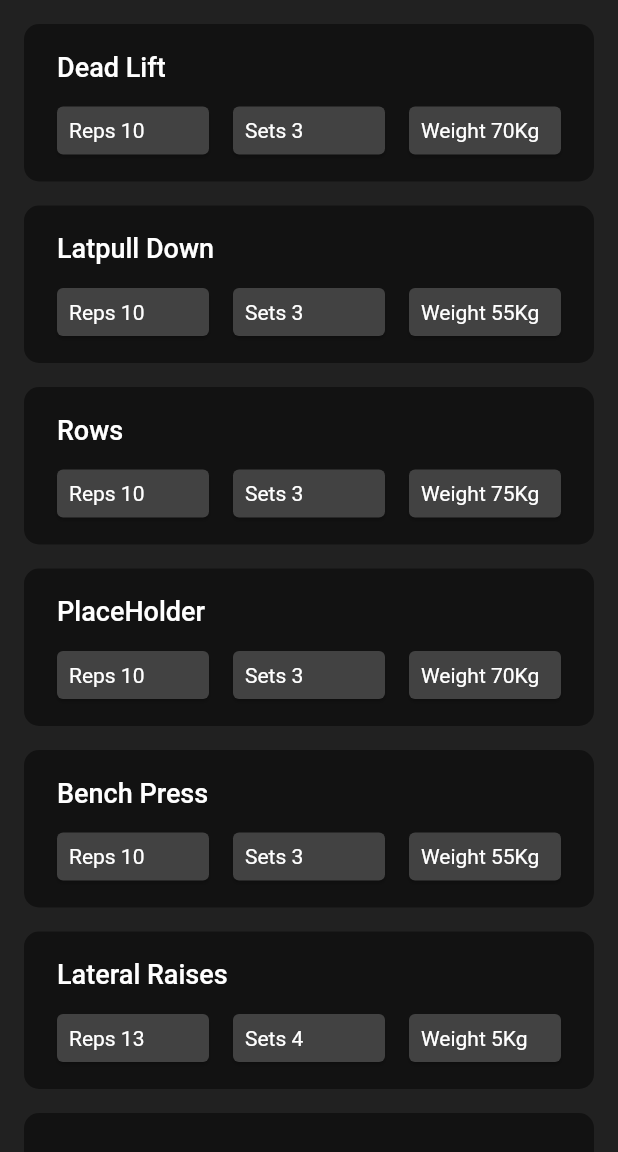
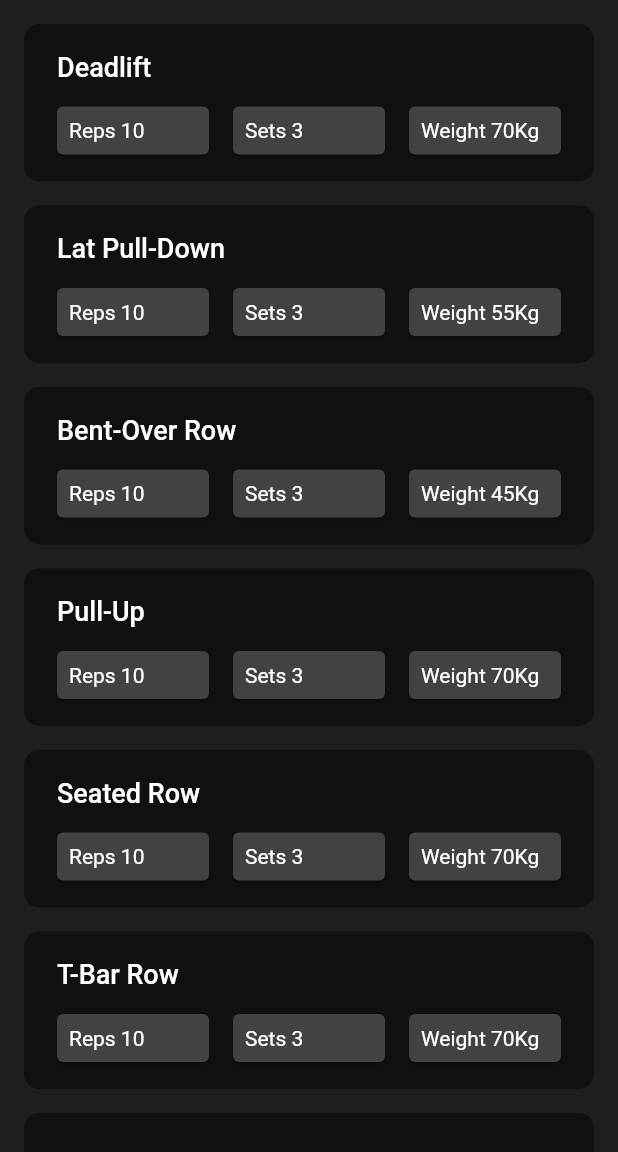
Before and after one commit to RafihYahya/WorkOut_Flutter_APP_V01_ALPHA, a Flutter app: the RemExec screen opened directly with empty values, on a phone screen of 412 x 824 dp, the part 84-1236 px from its top. Run offline on Flutter 3.47's test engine with Material 2 defaults, Android fonts, the phone set to English and light mode, and no system bars; our stand-ins replace google_nav_bar.

Commit message:
minor_improv

```diff
--- a/lib/Comp/my_drawer.dart
+++ b/lib/Comp/my_drawer.dart
@@ -10,11 +10,11 @@ class my_drawer extends StatelessWidget {
   Widget build(BuildContext context) {
     return Drawer(
       width: 275,
-      backgroundColor: Colors.grey.shade900,
+      backgroundColor: const Color.fromARGB(255, 30, 30, 30),
       child: ListView(
         children: [
           const DrawerHeader(
-              decoration: BoxDecoration(color: Color.fromARGB(255, 19, 19, 19)),
+              decoration: BoxDecoration(color: Color.fromARGB(255, 15, 15, 15)),
               child: Center(
                   child: Icon(
                 Icons.flutter_dash,
--- a/lib/data/exec_desc.dart
+++ b/lib/data/exec_desc.dart
@@ -6,9 +6,10 @@ class Description {
   final String desc;
   final String danger;
 
-  Description(
-      {this.image,
-      required this.title,
-      required this.desc,
-      required this.danger});
+  Description({
+    required this.title,
+    required this.desc,
+    required this.danger,
+    this.image,
+  });
 }
--- a/lib/data/workoutlist.dart
+++ b/lib/data/workoutlist.dart
@@ -9,37 +9,58 @@ class WorkOutList extends ChangeNotifier {
       name: 'Back Workout',
       exercise: [
         Exercise(
-            name: 'Dead Lift',
+            name: 'Deadlift ',
             wheight: '70Kg',
             reps: '10',
             sets: '3',
             desc: Description(
-                title: 'DEAD LIFT',
+                title: 'DEADLIFT',
                 desc: 'Somethign something life is sad ok ok',
                 danger: 'HARD')),
         Exercise(
-            name: 'Latpull Down',
+            name: 'Lat Pull-Down',
             wheight: '55Kg',
             reps: '10',
             sets: '3',
             desc: Description(
-                title: 'LatPullDown',
+                title: 'Lat Pull-Down',
                 desc: 'Lat pull down pull the lat down thats about it',
                 danger: 'EASY')),
         Exercise(
-            name: 'Rows',
-            wheight: '75Kg',
+            name: 'Bent-Over Row',
+            wheight: '45Kg',
             reps: '10',
             sets: '3',
             desc: Description(
-                title: 'Placeholder', desc: 'Placeholder', danger: 'EASY')),
+                title: 'Bent-Over Row', desc: 'Placeholder', danger: 'EASY')),
         Exercise(
-            name: 'PlaceHolder',
+            name: 'Pull-Up',
             wheight: '70Kg',
             reps: '10',
             sets: '3',
             desc: Description(
-                title: 'Placeholder', desc: 'Placeholder', danger: 'EASY'))
+                title: 'Pull-Up', desc: 'Placeholder', danger: 'EASY')),
+        Exercise(
+            name: 'Seated Row',
+            wheight: '70Kg',
+            reps: '10',
+            sets: '3',
+            desc: Description(
+                title: 'Seated Row', desc: 'Placeholder', danger: 'EASY')),
+        Exercise(
+            name: 'T-Bar Row',
+            wheight: '70Kg',
+            reps: '10',
+            sets: '3',
+            desc: Description(
+                title: 'T-Bar Row', desc: 'Placeholder', danger: 'EASY')),
+        Exercise(
+            name: 'Biceps Curls',
+            wheight: '30Kg',
+            reps: '10',
+            sets: '3',
+            desc: Description(
+                title: 'Biceps Curls', desc: 'Placeholder', danger: 'EASY'))
       ],
     ),
     Workout(
@@ -51,21 +72,74 @@ class WorkOutList extends ChangeNotifier {
             reps: '10',
             sets: '3',
             desc: Description(
-                title: 'Placeholder', desc: 'Placeholder', danger: 'EASY')),
+                title: 'Bench Press', desc: 'Placeholder', danger: 'EASY')),
         Exercise(
             name: 'Lateral Raises',
             wheight: '5Kg',
             reps: '13',
             sets: '4',
             desc: Description(
-                title: 'Placeholder', desc: 'Placeholder', danger: 'EASY')),
+                title: 'Lateral Raises', desc: 'Placeholder', danger: 'EASY')),
         Exercise(
-            name: 'Dumpbell Press',
+            name: 'Chest fly',
             wheight: '55Kg',
             reps: '10',
             sets: '3',
             desc: Description(
-                title: 'Placeholder', desc: 'Placeholder', danger: 'EASY'))
+                title: 'Chest fly', desc: 'Placeholder', danger: 'EASY')),
+        Exercise(
+            name: 'Push-up',
+            wheight: '55Kg',
+            reps: '10',
+            sets: '3',
+            desc: Description(
+                title: 'Chest fly', desc: 'Placeholder', danger: 'EASY')),
+        Exercise(
+            name: 'Dumbbell Bench Press',
+            wheight: '55Kg',
+            reps: '10',
+            sets: '3',
+            desc: Description(
+                title: 'Dumbbell Bench press',
+                desc: 'Placeholder',
+                danger: 'EASY')),
+        Exercise(
+            name: 'Chest Dip',
+            wheight: '75Kg',
+            reps: '10',
+            sets: '3',
+            desc: Description(
+                title: 'Chest Dip', desc: 'Placeholder', danger: 'EASY')),
+        Exercise(
+            name: 'Machine Fly',
+            wheight: '55Kg',
+            reps: '10',
+            sets: '3',
+            desc: Description(
+                title: 'Machine Fly', desc: 'Placeholder', danger: 'EASY')),
+        Exercise(
+            name: 'Overhead Press',
+            wheight: '55Kg',
+            reps: '10',
+            sets: '3',
+            desc: Description(
+                title: 'Overhead Press', desc: 'Placeholder', danger: 'EASY')),
+        Exercise(
+            name: 'Push-Down',
+            wheight: '85Kg',
+            reps: '10',
+            sets: '3',
+            desc: Description(
+                title: 'Push-Down', desc: 'Placeholder', danger: 'EASY')),
+        Exercise(
+            name: 'Triceps Extension',
+            wheight: '35Kg',
+            reps: '10',
+            sets: '3',
+            desc: Description(
+                title: 'Triceps Extension',
+                desc: 'Placeholder',
+                danger: 'EASY')),
       ],
     ),
     Workout(
@@ -84,7 +158,65 @@ class WorkOutList extends ChangeNotifier {
             reps: '10',
             sets: '3',
             desc: Description(
-                title: 'Placeholder', desc: 'Placeholder', danger: 'EASY'))
+                title: 'Squat', desc: 'Placeholder', danger: 'EASY')),
+        Exercise(
+            name: 'Hip Thrusts',
+            wheight: '70Kg',
+            reps: '10',
+            sets: '3',
+            desc: Description(
+                title: 'Hip Thrusts', desc: 'Placeholder', danger: 'EASY')),
+        Exercise(
+            name: 'Lunges ',
+            wheight: '70Kg',
+            reps: '10',
+            sets: '3',
+            desc: Description(
+                title: 'Lunges ', desc: 'Placeholder', danger: 'EASY')),
+        Exercise(
+            name: 'Romanian Deadlift',
+            wheight: '70Kg',
+            reps: '10',
+            sets: '3',
+            desc: Description(
+                title: 'Romanian Deadlift',
+                desc: 'Placeholder',
+                danger: 'EASY')),
+        Exercise(
+            name: 'Split Squat',
+            wheight: '70Kg',
+            reps: '10',
+            sets: '3',
+            desc: Description(
+                title: 'Split Squat', desc: 'Placeholder', danger: 'EASY')),
+        Exercise(
+            name: 'Calf Raises',
+            wheight: '70Kg',
+            reps: '10',
+            sets: '3',
+            desc: Description(
+                title: 'Calf Raises', desc: 'Placeholder', danger: 'EASY')),
+        Exercise(
+            name: 'Glute Bridges',
+            wheight: '70Kg',
+            reps: '10',
+            sets: '3',
+            desc: Description(
+                title: 'Glute Bridges', desc: 'Placeholder', danger: 'EASY')),
+        Exercise(
+            name: 'Step-Ups',
+            wheight: '70Kg',
+            reps: '10',
+            sets: '3',
+            desc: Description(
+                title: 'Step-Ups', desc: 'Placeholder', danger: 'EASY')),
+        Exercise(
+            name: 'Side Lunges',
+            wheight: '70Kg',
+            reps: '10',
+            sets: '3',
+            desc: Description(
+                title: 'Side Lunges', desc: 'Placeholder', danger: 'EASY')),
       ],
     )
   ];
--- a/lib/main.dart
+++ b/lib/main.dart
@@ -9,10 +9,10 @@ import 'package:provider/provider.dart';
 
 import 'data/gnavcustom.dart';
 
-void main() => runApp(const CofeeApp());
+void main() => runApp(const WorkoutApp());
 
-class CofeeApp extends StatelessWidget {
-  const CofeeApp({Key? key}) : super(key: key);
+class WorkoutApp extends StatelessWidget {
+  const WorkoutApp({Key? key}) : super(key: key);
   @override
   Widget build(BuildContext context) {
     return ChangeNotifierProvider(
@@ -53,7 +53,7 @@ class _NewWidgetState extends State<NewWidget> {
       debugShowCheckedModeBanner: false,
       theme: ThemeData.dark(),
       home: Scaffold(
-          backgroundColor: Colors.grey.shade900,
+          backgroundColor: const Color.fromARGB(255, 30, 30, 30),
           body: routes[index],
           bottomNavigationBar: index != 3
               ? Gnavcustom(callback: updateindex)
--- a/lib/pages/allexec_page.dart
+++ b/lib/pages/allexec_page.dart
@@ -33,7 +33,7 @@ class _AllexecState extends State<Allexec> {
           callback2: widget.callback2,
           j: 1,
         ),
-        backgroundColor: Colors.grey.shade900,
+        backgroundColor: const Color.fromARGB(255, 30, 30, 30),
         body: Consumer<WorkOutList>(
           builder: (context, values, index) => ListviewHorizon(
             context: context,
--- a/lib/pages/exerc_descrip_page.dart
+++ b/lib/pages/exerc_descrip_page.dart
@@ -12,7 +12,7 @@ class ExecDesc extends StatelessWidget {
         backgroundColor: Colors.black54,
         elevation: 0,
       ),
-      backgroundColor: Colors.grey.shade900,
+      backgroundColor: const Color.fromARGB(255, 25, 25, 25),
       body: Column(
         children: [
           Container(
@@ -72,8 +72,8 @@ class ExecDesc extends StatelessWidget {
             child: Container(
               decoration: BoxDecoration(
                   color: (execprop.desc!.danger == 'HARD')
-                      ? Colors.redAccent
-                      : Colors.greenAccent,
+                      ? Color.fromARGB(255, 185, 58, 58)
+                      : Color.fromARGB(255, 78, 177, 129),
                   borderRadius: BorderRadius.circular(6.0)),
               child: Row(
                 children: [
--- a/lib/pages/graph_page.dart
+++ b/lib/pages/graph_page.dart
@@ -14,7 +14,7 @@ class GraphPage extends StatelessWidget {
         backgroundColor: const Color.fromARGB(90, 0, 0, 0),
         //leading: const Icon(Icons.menu),
       ),
-      backgroundColor: Colors.grey[900],
+      backgroundColor: const Color.fromARGB(255, 30, 30, 30),
       drawer: my_drawer(
         callback2: callback2,
         j: 2,
--- a/lib/pages/home_page.dart
+++ b/lib/pages/home_page.dart
@@ -93,7 +93,7 @@ class _HomePageState extends State<HomePage> {
               color: Colors.white,
             ),
           ),
-          backgroundColor: Colors.grey[900],
+          backgroundColor: const Color.fromARGB(255, 30, 30, 30),
           drawer: my_drawer(
             callback2: widget.callback2,
             j: 1,
--- a/lib/pages/remainingexec_page.dart
+++ b/lib/pages/remainingexec_page.dart
@@ -70,7 +70,7 @@ class _RemExecState extends State<RemExec> {
                 callback2: widget.callback2,
                 j: 1,
               ),
-              backgroundColor: Colors.grey[900],
+              backgroundColor: const Color.fromARGB(255, 30, 30, 30),
               body: Row(
                 children: [
                   (screenWidth > 1000)
--- a/lib/pages/workout_page.dart
+++ b/lib/pages/workout_page.dart
@@ -14,7 +14,6 @@ final newworkoutController = TextEditingController();
 final exerciceset = TextEditingController();
 final exercicerep = TextEditingController();
 final exercicew = TextEditingController();
-final exercicedesc = TextEditingController();
 
 class _WorkoutPageState extends State<WorkoutPage> {
   void toggleexercice(
@@ -57,11 +56,6 @@ class _WorkoutPageState extends State<WorkoutPage> {
               decoration: const InputDecoration(
                   border: UnderlineInputBorder(), labelText: 'Amount of Sets'),
             ),
-            TextFormField(
-              controller: exercicedesc,
-              decoration: const InputDecoration(
-                  border: UnderlineInputBorder(), labelText: 'Description'),
-            ),
           ],
         ),
         actions: [
@@ -99,13 +93,12 @@ class _WorkoutPageState extends State<WorkoutPage> {
         exercicew.text,
         exercicerep.text,
         exerciceset.text,
-        exercicedesc.text);
+        'Empty');
     Navigator.pop(context);
     newworkoutController.clear();
     exercicerep.clear();
     exerciceset.clear();
     exercicew.clear();
-    exercicedesc.clear();
   }
 
   void cancel(BuildContext context) {
@@ -114,7 +107,6 @@ class _WorkoutPageState extends State<WorkoutPage> {
     exercicerep.clear();
     exerciceset.clear();
     exercicew.clear();
-    exercicedesc.clear();
   }
 
   @override
@@ -133,7 +125,7 @@ class _WorkoutPageState extends State<WorkoutPage> {
                   color: Colors.white,
                 ),
               ),
-              backgroundColor: Colors.grey[900],
+              backgroundColor: const Color.fromARGB(255, 30, 30, 30),
               body: Padding(
                 padding: const EdgeInsets.all(24.0),
                 child: ListView.builder(
```
